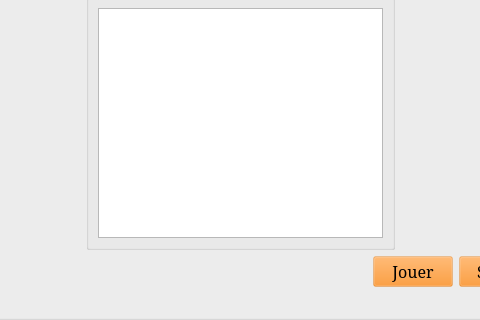
Above: StreetCar/StreetCar/DescriptionPlayersNetwork.ui from paboccard/Projet_Prog_Jeu before the change; both pictures show x 101 to 581 and y 99 to 419 of the 683 by 419 pixel window. Below: the same form after it.
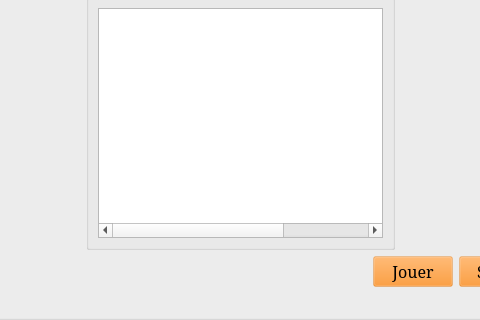
That is the form after the change. Icons and pictures are not drawn.

Diff of the .ui file:
```diff
--- a/StreetCar/StreetCar/DescriptionPlayersNetwork.ui
+++ b/StreetCar/StreetCar/DescriptionPlayersNetwork.ui
@@ -143,6 +143,72 @@
                <pointsize>12</pointsize>
               </font>
              </property>
+             <property name="columnCount">
+              <number>3</number>
+             </property>
+             <attribute name="horizontalHeaderVisible">
+              <bool>false</bool>
+             </attribute>
+             <column>
+              <property name="text">
+               <string>Type</string>
+              </property>
+              <property name="font">
+               <font>
+                <family>Serif</family>
+                <pointsize>12</pointsize>
+                <weight>75</weight>
+                <bold>true</bold>
+               </font>
+              </property>
+              <property name="background">
+               <color>
+                <red>255</red>
+                <green>150</green>
+                <blue>0</blue>
+               </color>
+              </property>
+             </column>
+             <column>
+              <property name="text">
+               <string>Avatar</string>
+              </property>
+              <property name="font">
+               <font>
+                <family>Serif</family>
+                <pointsize>12</pointsize>
+                <weight>75</weight>
+                <bold>true</bold>
+               </font>
+              </property>
+              <property name="background">
+               <color>
+                <red>255</red>
+                <green>150</green>
+                <blue>0</blue>
+               </color>
+              </property>
+             </column>
+             <column>
+              <property name="text">
+               <string>Nom</string>
+              </property>
+              <property name="font">
+               <font>
+                <family>Serif</family>
+                <pointsize>12</pointsize>
+                <weight>75</weight>
+                <bold>true</bold>
+               </font>
+              </property>
+              <property name="background">
+               <color>
+                <red>255</red>
+                <green>150</green>
+                <blue>0</blue>
+               </color>
+              </property>
+             </column>
             </widget>
            </item>
           </layout>
```
